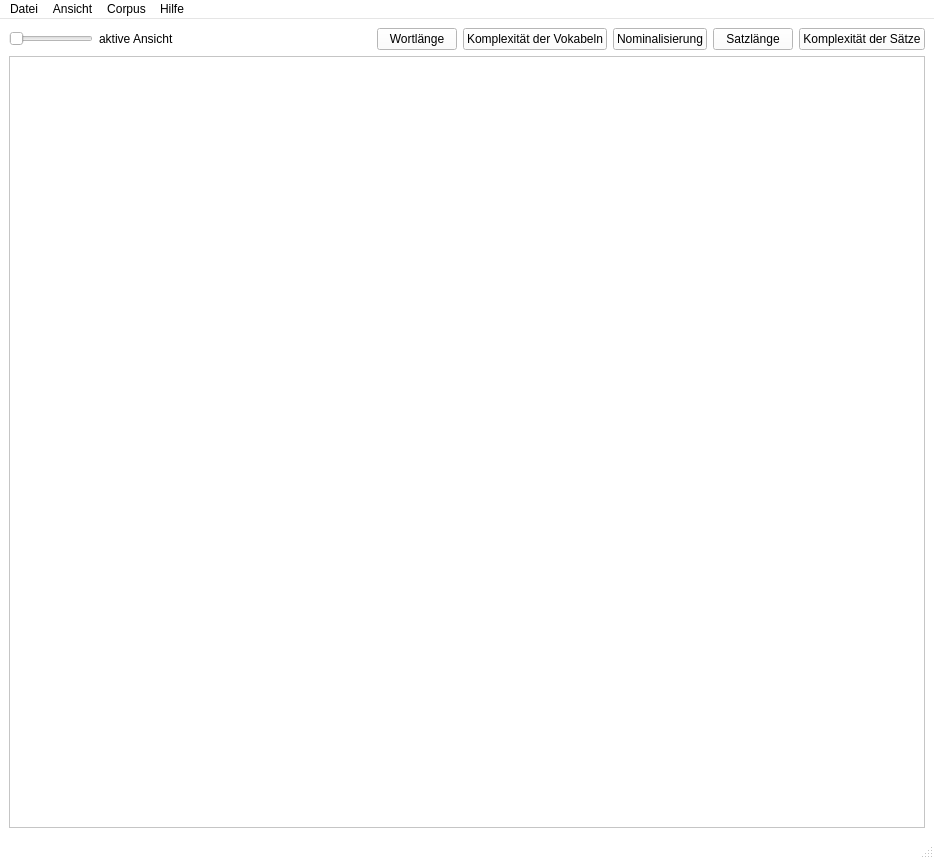
Above: src/ui/ui_files/testview.ui from Zarnosch/AVaAoMDTV before the change. Below: the same form after it.
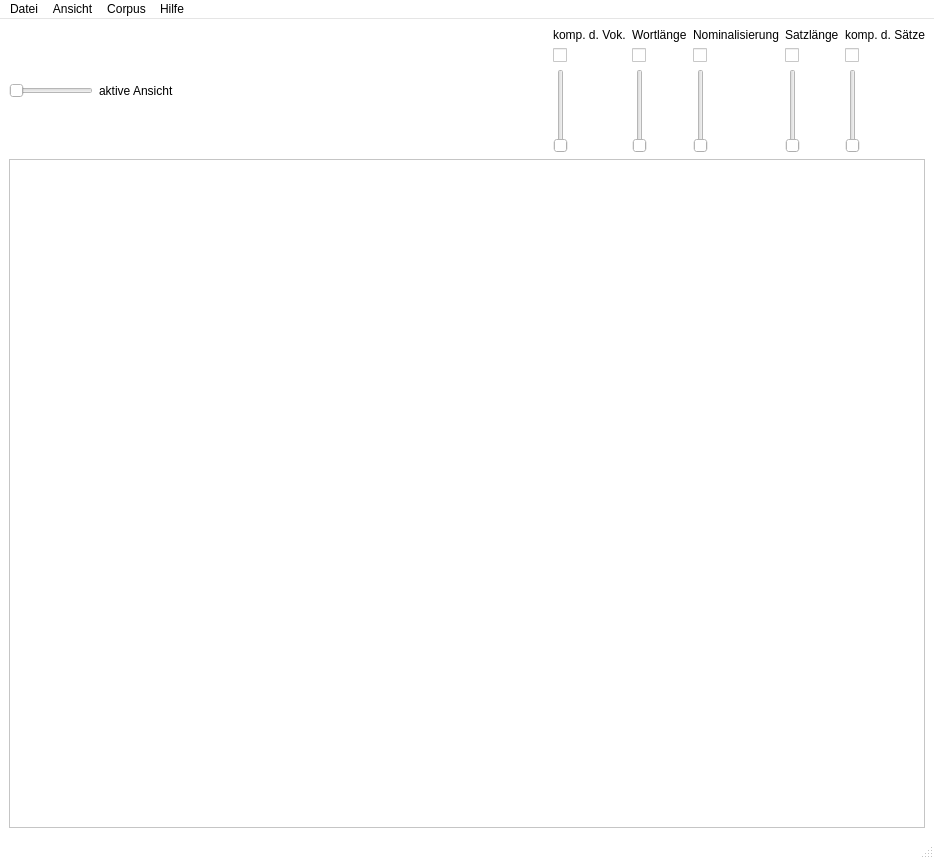
That is the form after the change.

Commit message: new ui checkboxes for features and weights are implemented.

What changed in the file:
```diff
--- a/src/ui/ui_files/testview.ui
+++ b/src/ui/ui_files/testview.ui
@@ -439,6 +439,13 @@
     <string notr="true"/>
    </property>
    <layout class="QGridLayout" name="gridLayout_2">
+    <item row="1" column="0">
+     <layout class="QVBoxLayout" name="verticalLayout">
+      <item>
+       <widget class="QTextBrowser" name="plainTextEdit"/>
+      </item>
+     </layout>
+    </item>
     <item row="0" column="0">
      <layout class="QHBoxLayout" name="horizontalLayout">
       <item>
@@ -462,91 +469,164 @@
        </widget>
       </item>
       <item>
-       <widget class="QPushButton" name="Words_btn">
-        <property name="sizePolicy">
-         <sizepolicy hsizetype="Fixed" vsizetype="Fixed">
-          <horstretch>0</horstretch>
-          <verstretch>0</verstretch>
-         </sizepolicy>
+       <layout class="QGridLayout" name="gridLayout">
+        <property name="sizeConstraint">
+         <enum>QLayout::SetDefaultConstraint</enum>
         </property>
-        <property name="statusTip">
-         <string>Länge der Wörter pro Satz</string>
+        <property name="leftMargin">
+         <number>0</number>
         </property>
+        <property name="rightMargin">
+         <number>0</number>
+        </property>
+        <property name="spacing">
+         <number>6</number>
+        </property>
+        <item row="0" column="3">
+         <widget class="QLabel" name="labelWortlaenge">
         <property name="text">
          <string>Wortlänge</string>
         </property>
        </widget>
       </item>
-      <item>
-       <widget class="QPushButton" name="pushButton">
-        <property name="sizePolicy">
-         <sizepolicy hsizetype="Fixed" vsizetype="Fixed">
-          <horstretch>0</horstretch>
-          <verstretch>0</verstretch>
-         </sizepolicy>
-        </property>
-        <property name="statusTip">
-         <string>Abhängig von ausgewählten Corpi</string>
-        </property>
-        <property name="text">
-         <string>Komplexität der Vokabeln</string>
-        </property>
-       </widget>
-      </item>
-      <item>
-       <widget class="QPushButton" name="Sentences_btn">
-        <property name="sizePolicy">
-         <sizepolicy hsizetype="Fixed" vsizetype="Fixed">
-          <horstretch>0</horstretch>
-          <verstretch>0</verstretch>
-         </sizepolicy>
-        </property>
-        <property name="statusTip">
-         <string>Vorkommen von Nominalisierungen im Verhältnis zu Substantiven</string>
-        </property>
+        <item row="0" column="4">
+         <widget class="QLabel" name="labelNom">
         <property name="text">
          <string>Nominalisierung</string>
         </property>
        </widget>
       </item>
-      <item>
-       <widget class="QPushButton" name="Block_btn">
+        <item row="2" column="6">
+         <widget class="QSlider" name="sliderKompSatz">
         <property name="sizePolicy">
-         <sizepolicy hsizetype="Fixed" vsizetype="Fixed">
+           <sizepolicy hsizetype="Fixed" vsizetype="Minimum">
           <horstretch>0</horstretch>
           <verstretch>0</verstretch>
          </sizepolicy>
         </property>
-        <property name="statusTip">
-         <string>Anzahl der Wörter im Satz</string>
-        </property>
+          <property name="orientation">
+           <enum>Qt::Vertical</enum>
+          </property>
+         </widget>
+        </item>
+        <item row="2" column="1">
+         <widget class="QSlider" name="sliderKompVok">
+          <property name="enabled">
+           <bool>true</bool>
+          </property>
+          <property name="sizePolicy">
+           <sizepolicy hsizetype="Fixed" vsizetype="Minimum">
+            <horstretch>0</horstretch>
+            <verstretch>0</verstretch>
+           </sizepolicy>
+          </property>
+          <property name="orientation">
+           <enum>Qt::Vertical</enum>
+          </property>
+         </widget>
+        </item>
+        <item row="1" column="6">
+         <widget class="QCheckBox" name="checkBoxKompSatz">
+          <property name="text">
+           <string/>
+          </property>
+         </widget>
+        </item>
+        <item row="1" column="4">
+         <widget class="QCheckBox" name="checkBoxNom">
+          <property name="text">
+           <string/>
+          </property>
+         </widget>
+        </item>
+        <item row="1" column="5">
+         <widget class="QCheckBox" name="checkBoxSatzlaenge">
+          <property name="text">
+           <string/>
+          </property>
+         </widget>
+        </item>
+        <item row="2" column="5">
+         <widget class="QSlider" name="sliderSatzlaenge">
+          <property name="sizePolicy">
+           <sizepolicy hsizetype="Fixed" vsizetype="Minimum">
+            <horstretch>0</horstretch>
+            <verstretch>0</verstretch>
+           </sizepolicy>
+          </property>
+          <property name="orientation">
+           <enum>Qt::Vertical</enum>
+          </property>
+         </widget>
+        </item>
+        <item row="1" column="3">
+         <widget class="QCheckBox" name="checkBoxWortlaenge">
+          <property name="text">
+           <string/>
+          </property>
+         </widget>
+        </item>
+        <item row="0" column="1">
+         <widget class="QLabel" name="labelKompVok">
+          <property name="text">
+           <string>komp. d. Vok.</string>
+          </property>
+         </widget>
+        </item>
+        <item row="1" column="1">
+         <widget class="QCheckBox" name="checkBoxKompVok">
+          <property name="sizePolicy">
+           <sizepolicy hsizetype="Minimum" vsizetype="Fixed">
+            <horstretch>0</horstretch>
+            <verstretch>0</verstretch>
+           </sizepolicy>
+          </property>
+          <property name="text">
+           <string/>
+          </property>
+         </widget>
+        </item>
+        <item row="0" column="5">
+         <widget class="QLabel" name="labelSatzlaenge">
         <property name="text">
          <string>Satzlänge</string>
         </property>
        </widget>
       </item>
-      <item>
-       <widget class="QPushButton" name="Document_btn">
+        <item row="2" column="3">
+         <widget class="QSlider" name="sliderWortlaenge">
         <property name="sizePolicy">
-         <sizepolicy hsizetype="Fixed" vsizetype="Fixed">
+           <sizepolicy hsizetype="Fixed" vsizetype="Minimum">
           <horstretch>0</horstretch>
           <verstretch>0</verstretch>
          </sizepolicy>
         </property>
-        <property name="statusTip">
-         <string>Syntaxbaum umgesetzt mit Stanfordparser (wahrscheinlich)</string>
-        </property>
+          <property name="orientation">
+           <enum>Qt::Vertical</enum>
+          </property>
+         </widget>
+        </item>
+        <item row="2" column="4">
+         <widget class="QSlider" name="sliderNom">
+          <property name="sizePolicy">
+           <sizepolicy hsizetype="Fixed" vsizetype="Minimum">
+            <horstretch>0</horstretch>
+            <verstretch>0</verstretch>
+           </sizepolicy>
+          </property>
+          <property name="orientation">
+           <enum>Qt::Vertical</enum>
+          </property>
+         </widget>
+        </item>
+        <item row="0" column="6">
+         <widget class="QLabel" name="labelKompSatz">
         <property name="text">
-         <string>Komplexität der Sätze</string>
+           <string>komp. d. Sätze</string>
         </property>
        </widget>
       </item>
      </layout>
-    </item>
-    <item row="1" column="0">
-     <layout class="QVBoxLayout" name="verticalLayout">
-      <item>
-       <widget class="QTextBrowser" name="plainTextEdit"/>
       </item>
      </layout>
     </item>
```
Lines whose indentation alone changed are shown as unchanged. The commit also changes 3 other files.
